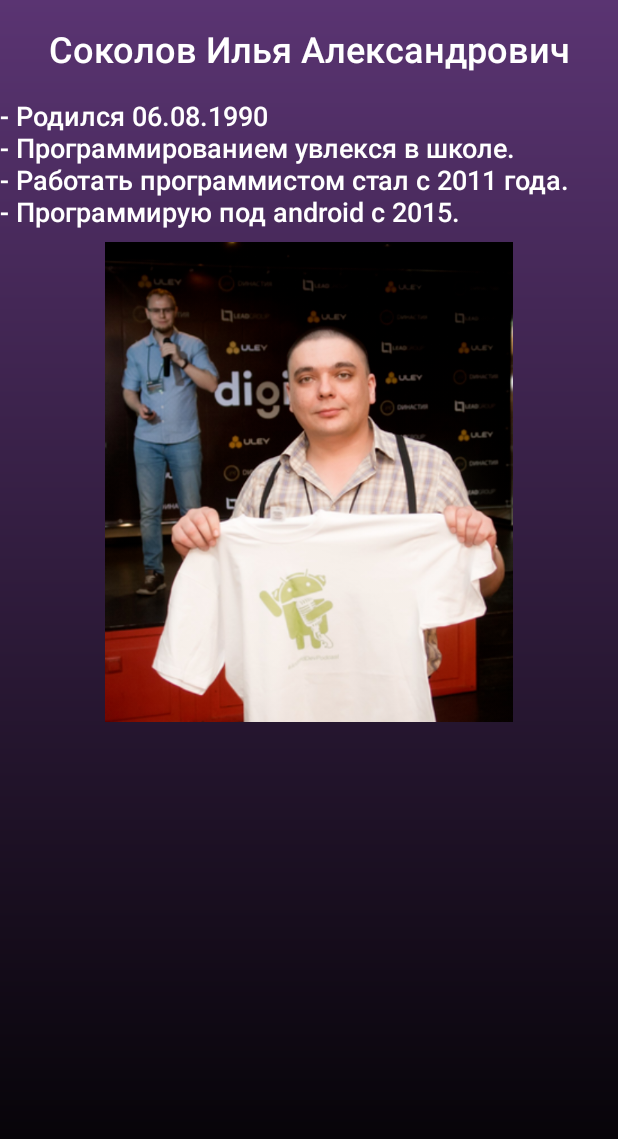
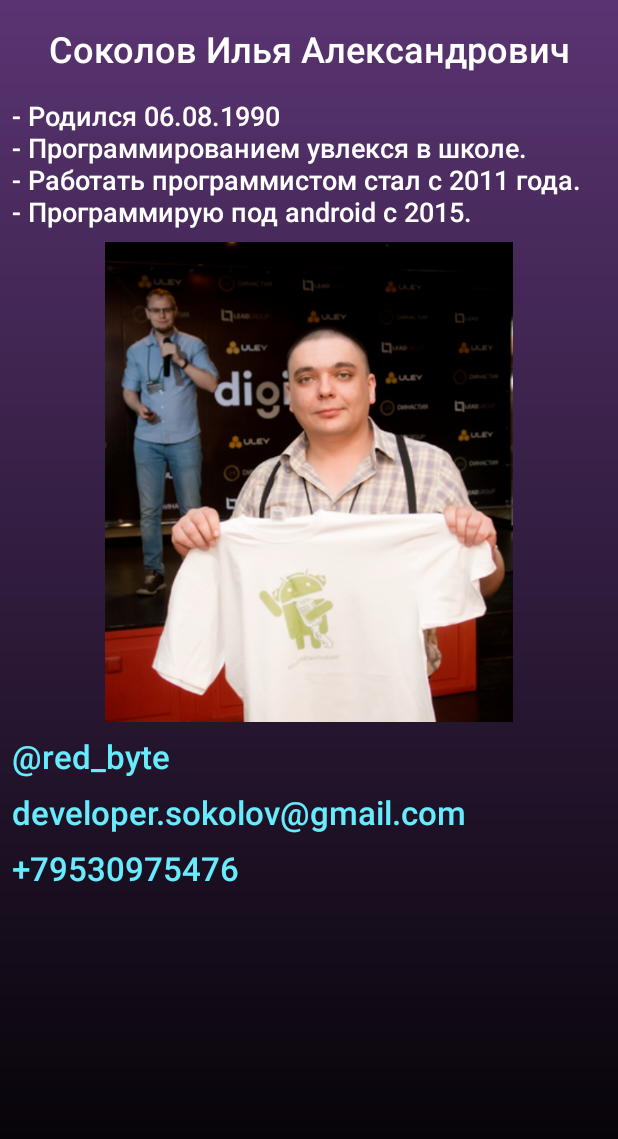
Before and after one commit to i-redbyte/simple-life, an Android app: the AuthorActivity screen opened directly, with no data from a screen before it, on a phone screen of 412 x 824 dp. Shown: the top 1139 px of the screen. Run offline under Robolectric (Android 15) with nearby library versions, the phone set to English and light mode, and no system bars; 3 statements that could not run were skipped.

Commit message:
add Author screen

```diff
--- a/app/src/main/java/org/redbyte/simplelife/presentation/author/AuthorActivity.kt
+++ b/app/src/main/java/org/redbyte/simplelife/presentation/author/AuthorActivity.kt
@@ -3,9 +3,13 @@ package org.redbyte.simplelife.presentation.author
 import android.content.Context
 import android.content.Intent
 import android.os.Bundle
+import android.widget.Toast
+import kotlinx.android.synthetic.main.activity_author.*
 import org.redbyte.App
 import org.redbyte.simplelife.R
 import org.redbyte.simplelife.base.BaseActivity
+import org.redbyte.simplelife.base.extensions.openUrl
+import org.redbyte.simplelife.base.extensions.resolveIntent
 
 class AuthorActivity : BaseActivity<AuthorContract.Presenter>(), AuthorContract.View {
 
@@ -13,7 +17,15 @@ class AuthorActivity : BaseActivity<AuthorContract.Presenter>(), AuthorContract.
         super.onCreate(savedInstanceState)
         setContentView(R.layout.activity_author)
         injectDependency()
+        (presenter as AuthorPresenter).view = this
         presenter.start()
+        setupViews()
+    }
+
+    private fun setupViews() {
+        tvTelegram.setOnClickListener { presenter.onTelegramClick(tvTelegram.text.toString()) }
+        tvEmail.setOnClickListener { presenter.onEmailClick(tvEmail.text.toString()) }
+        tvWhatsApp.setOnClickListener { presenter.onWhatsAppCLick(tvWhatsApp.text.toString()) }
     }
 
     private fun injectDependency() {
@@ -23,6 +35,23 @@ class AuthorActivity : BaseActivity<AuthorContract.Presenter>(), AuthorContract.
             .inject(this)
     }
 
+    override fun openApp(uri: String, appName: String) {
+        val context = this
+        val intent = context.openUrl(uri)
+        context.resolveIntent(intent, ::startActivity) { showOpenAppErrorToast(appName) }
+    }
+
+    override fun sendEmail(email: String) {
+        val subject = getString(R.string.author_email_subject)
+        openApp("mailto:$email?subject=$subject", "Mail")
+    }
+
+    private fun showOpenAppErrorToast(appName: String) {
+        val text = getString(R.string.author_error_open_app, appName)
+        Toast.makeText(this, text, Toast.LENGTH_LONG)
+            .show()
+    }
+
     companion object {
         fun openScreen(context: Context): Intent =
             Intent(context, AuthorActivity::class.java)
--- a/app/src/main/java/org/redbyte/simplelife/presentation/author/AuthorContract.kt
+++ b/app/src/main/java/org/redbyte/simplelife/presentation/author/AuthorContract.kt
@@ -5,10 +5,14 @@ import org.redbyte.simplelife.base.BaseContract
 interface AuthorContract {
 
     interface View : BaseContract.View {
-
+        fun openApp(uri: String, appName: String)
+        fun sendEmail(email: String)
     }
 
     interface Presenter : BaseContract.Presenter {
-
+        var view: View
+        fun onEmailClick(email: String)
+        fun onTelegramClick(telegram: String)
+        fun onWhatsAppCLick(whatsApp: String)
     }
 }
--- a/app/src/main/java/org/redbyte/simplelife/presentation/life/LifeContract.kt
+++ b/app/src/main/java/org/redbyte/simplelife/presentation/life/LifeContract.kt
@@ -12,6 +12,7 @@ interface LifeContract {
     }
 
     interface Presenter : BaseContract.Presenter {
+        var view: View
         fun generateCell()
         fun checkCell(cells: List<Cell>)
     }
--- a/app/src/main/java/org/redbyte/simplelife/presentation/life/LifePresenter.kt
+++ b/app/src/main/java/org/redbyte/simplelife/presentation/life/LifePresenter.kt
@@ -14,7 +14,7 @@ import javax.inject.Inject
 class LifePresenter @Inject constructor(
     private val generateCell: GenerateCell
 ) : BasePresenter<LifeContract.View>(), LifeContract.Presenter {
-    lateinit var view: LifeContract.View
+    override  lateinit var view: LifeContract.View
 
     override fun start() = Unit
 
--- a/app/src/main/res/layout/activity_author.xml
+++ b/app/src/main/res/layout/activity_author.xml
@@ -1,10 +1,15 @@
 <?xml version="1.0" encoding="utf-8"?>
-<androidx.constraintlayout.widget.ConstraintLayout xmlns:android="http://schemas.android.com/apk/res/android"
+<ScrollView xmlns:android="http://schemas.android.com/apk/res/android"
     xmlns:app="http://schemas.android.com/apk/res-auto"
     xmlns:tools="http://schemas.android.com/tools"
     android:layout_width="match_parent"
     android:layout_height="match_parent"
     android:background="@drawable/gradient_background"
+    android:orientation="vertical">
+
+    <androidx.constraintlayout.widget.ConstraintLayout
+        android:layout_width="match_parent"
+        android:layout_height="wrap_content"
         tools:context=".presentation.author.AuthorActivity">
 
         <TextView
@@ -24,7 +29,9 @@
             android:id="@+id/tvBio"
             android:layout_width="0dp"
             android:layout_height="wrap_content"
+            android:layout_marginStart="8dp"
             android:layout_marginTop="@dimen/titleMarginTop"
+            android:layout_marginEnd="8dp"
             android:fontFamily="sans-serif-medium"
             android:gravity="start"
             android:text="@string/author_bio"
@@ -46,4 +53,46 @@
             app:layout_constraintStart_toStartOf="parent"
             app:layout_constraintTop_toBottomOf="@+id/tvBio" />
 
+        <TextView
+            android:id="@+id/tvTelegram"
+            android:layout_width="wrap_content"
+            android:layout_height="wrap_content"
+            android:layout_marginStart="8dp"
+            android:layout_marginTop="8dp"
+            android:fontFamily="sans-serif-medium"
+            android:foreground="?selectableItemBackground"
+            android:text="@string/author_telegram"
+            android:textColor="@color/colorMalibu"
+            android:textSize="22sp"
+            app:layout_constraintStart_toStartOf="parent"
+            app:layout_constraintTop_toBottomOf="@+id/ivAuthor" />
+
+        <TextView
+            android:id="@+id/tvEmail"
+            android:layout_width="wrap_content"
+            android:layout_height="wrap_content"
+            android:layout_marginStart="8dp"
+            android:layout_marginTop="8dp"
+            android:fontFamily="sans-serif-medium"
+            android:foreground="?selectableItemBackground"
+            android:text="@string/author_email"
+            android:textColor="@color/colorMalibu"
+            android:textSize="22sp"
+            app:layout_constraintStart_toStartOf="parent"
+            app:layout_constraintTop_toBottomOf="@+id/tvTelegram" />
+
+        <TextView
+            android:id="@+id/tvWhatsApp"
+            android:layout_width="wrap_content"
+            android:layout_height="wrap_content"
+            android:layout_marginStart="8dp"
+            android:layout_marginTop="8dp"
+            android:fontFamily="sans-serif-medium"
+            android:foreground="?selectableItemBackground"
+            android:text="@string/author_whatsapp"
+            android:textColor="@color/colorMalibu"
+            android:textSize="22sp"
+            app:layout_constraintStart_toStartOf="parent"
+            app:layout_constraintTop_toBottomOf="@+id/tvEmail" />
     </androidx.constraintlayout.widget.ConstraintLayout>
+</ScrollView>
--- a/app/src/main/res/values/strings.xml
+++ b/app/src/main/res/values/strings.xml
@@ -10,5 +10,8 @@
     <string name="author_full_name">Соколов Илья Александрович</string>
     <string name="author_bio">- Родился 06.08.1990\n- Программированием увлекся в школе.\n- Работать программистом стал с 2011 года.\n- Программирую под android с 2015. </string>
     <string name="author_telegram">@red_byte</string>
+    <string name="author_whatsapp">+79530975476</string>
     <string name="author_email">developer.sokolov@gmail.com</string>
+    <string name="author_email_subject">Тестовое задание LIVE</string>
+    <string name="author_error_open_app">Ошибка при открытии %1$s</string>
 </resources>
```
Also changed, not shown: app/src/main/java/org/redbyte/simplelife/presentation/author/AuthorPresenter.kt (+28 -1 lines). Lines whose indentation alone changed are shown as unchanged.
